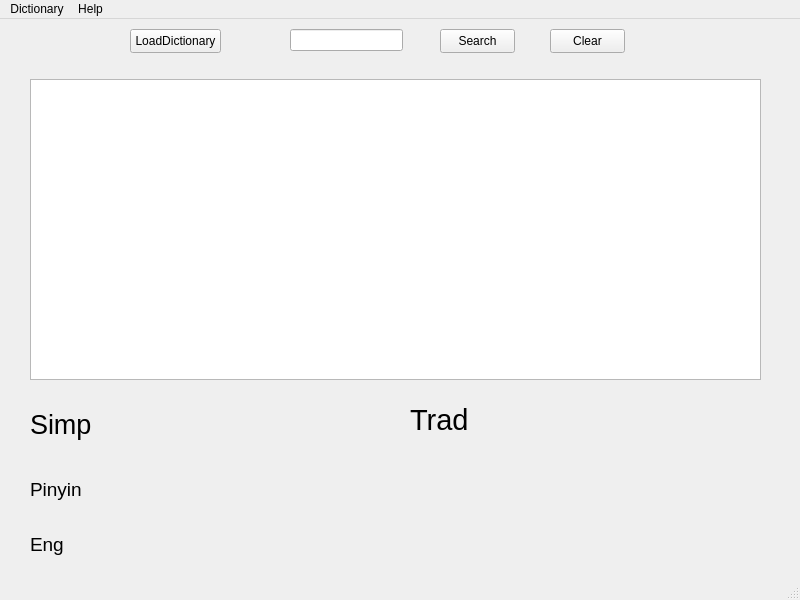
This is mainwindow.ui in LStefanCoder/DictoSinico as Qt 5 draws it before an edit. The edited form follows.
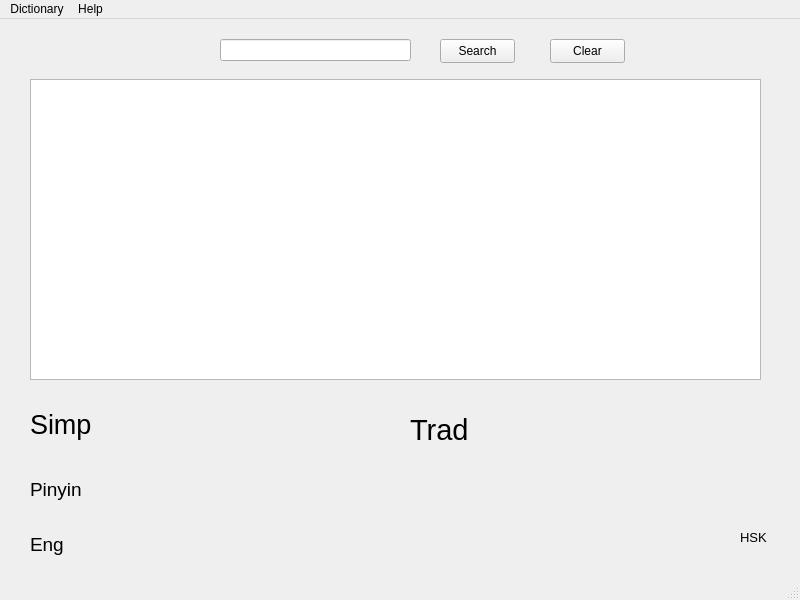
This is the edited form.

```diff
--- a/mainwindow.ui
+++ b/mainwindow.ui
@@ -18,7 +18,7 @@
     <property name="geometry">
      <rect>
       <x>440</x>
-      <y>10</y>
+      <y>20</y>
       <width>75</width>
       <height>24</height>
      </rect>
@@ -30,31 +30,18 @@
    <widget class="QLineEdit" name="lineEdit">
     <property name="geometry">
      <rect>
-      <x>290</x>
-      <y>10</y>
-      <width>113</width>
+      <x>220</x>
+      <y>20</y>
+      <width>191</width>
       <height>22</height>
      </rect>
     </property>
    </widget>
-   <widget class="QPushButton" name="loadFileButton">
-    <property name="geometry">
-     <rect>
-      <x>130</x>
-      <y>10</y>
-      <width>91</width>
-      <height>24</height>
-     </rect>
-    </property>
-    <property name="text">
-     <string>LoadDictionary</string>
-    </property>
-   </widget>
    <widget class="QPushButton" name="clearButton">
     <property name="geometry">
      <rect>
       <x>550</x>
-      <y>10</y>
+      <y>20</y>
       <width>75</width>
       <height>24</height>
      </rect>
@@ -131,7 +118,7 @@
     <property name="geometry">
      <rect>
       <x>410</x>
-      <y>370</y>
+      <y>380</y>
       <width>351</width>
       <height>61</height>
      </rect>
@@ -145,6 +132,24 @@
      <string>Trad</string>
     </property>
    </widget>
+   <widget class="QLabel" name="hskValue">
+    <property name="geometry">
+     <rect>
+      <x>740</x>
+      <y>510</y>
+      <width>49</width>
+      <height>16</height>
+     </rect>
+    </property>
+    <property name="font">
+     <font>
+      <pointsize>10</pointsize>
+     </font>
+    </property>
+    <property name="text">
+     <string>HSK</string>
+    </property>
+   </widget>
   </widget>
   <widget class="QMenuBar" name="menubar">
    <property name="geometry">
```
